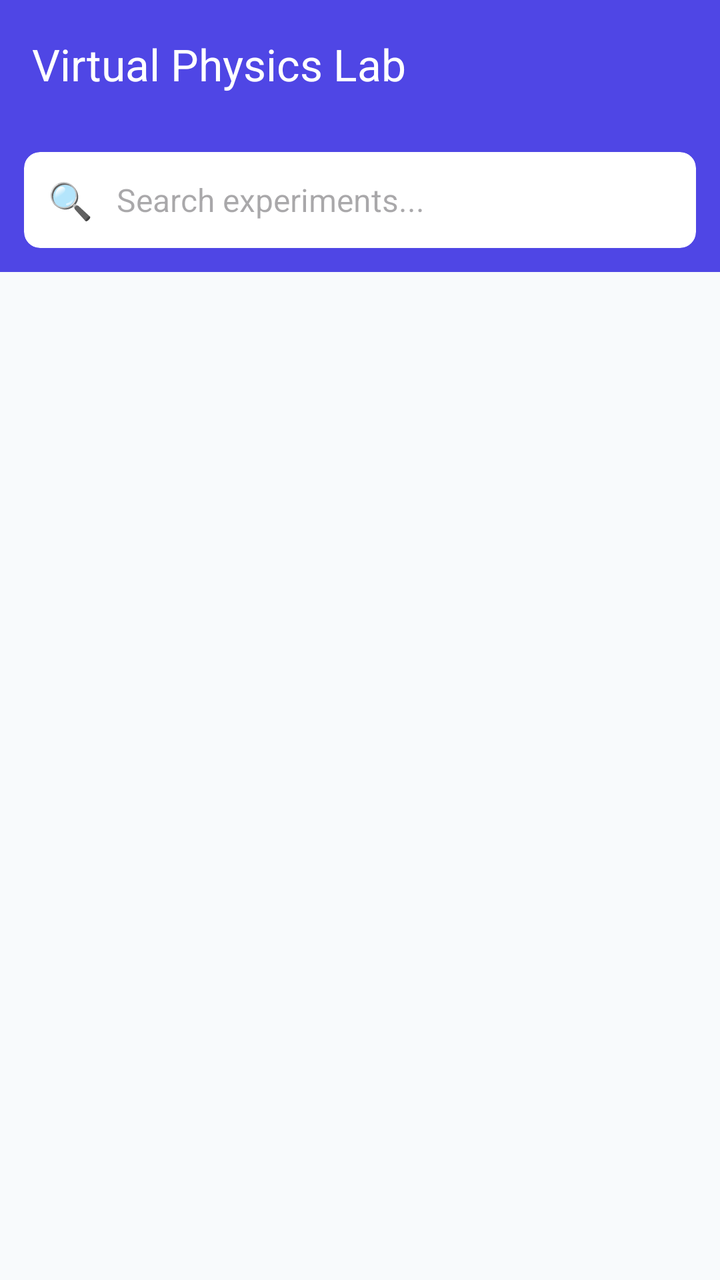
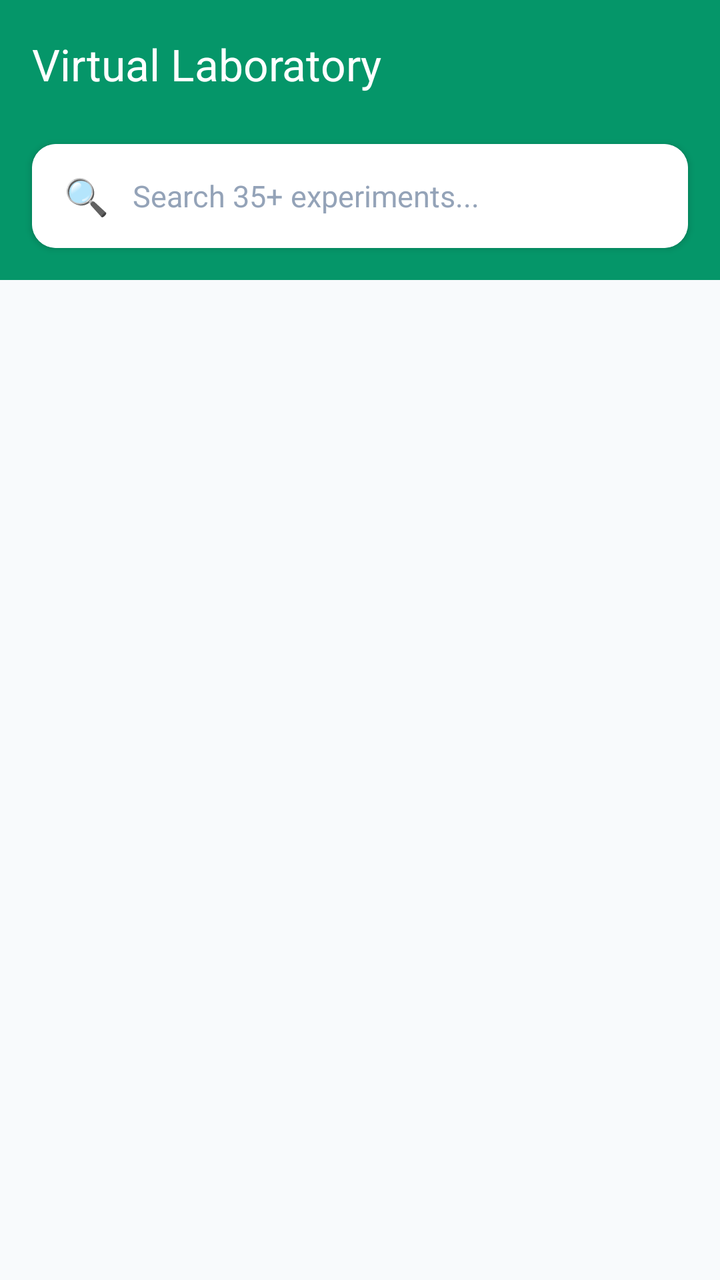

Before-and-after screenshots of an Android layout around one commit, followed by the original layout XML and the change that was made.
<!-- AndroidManifest.xml: application theme Theme.TestApp -->
<!-- res/layout/activity_physics_lab.xml -->
<?xml version="1.0" encoding="utf-8"?>
<androidx.coordinatorlayout.widget.CoordinatorLayout xmlns:android="http://schemas.android.com/apk/res/android"
    xmlns:app="http://schemas.android.com/apk/res-auto"
    android:layout_width="match_parent"
    android:layout_height="match_parent"
    android:background="#F8FAFC">

    <com.google.android.material.appbar.AppBarLayout
        android:layout_width="match_parent"
        android:layout_height="wrap_content"
        android:background="?attr/colorPrimary">
        <androidx.appcompat.widget.Toolbar
            android:id="@+id/toolbar"
            android:layout_width="match_parent"
            android:layout_height="?attr/actionBarSize"
            app:title="Virtual Physics Lab"
            app:titleTextColor="@android:color/white" />

        <com.google.android.material.card.MaterialCardView
            android:layout_width="match_parent"
            android:layout_height="wrap_content"
            android:layout_margin="12dp"
            app:cardCornerRadius="8dp"
            app:cardElevation="0dp"
            app:strokeWidth="0dp">

            <LinearLayout
                android:layout_width="match_parent"
                android:layout_height="wrap_content"
                android:orientation="horizontal"
                android:gravity="center_vertical"
                android:paddingHorizontal="12dp">

                <TextView
                    android:layout_width="wrap_content"
                    android:layout_height="wrap_content"
                    android:text="🔍"
                    android:textSize="18sp" />

                <EditText
                    android:id="@+id/etSearch"
                    android:layout_width="match_parent"
                    android:layout_height="48dp"
                    android:background="@android:color/transparent"
                    android:hint="Search experiments..."
                    android:paddingHorizontal="12dp"
                    android:textSize="16sp"
                    android:inputType="text"
                    android:maxLines="1" />
            </LinearLayout>
        </com.google.android.material.card.MaterialCardView>
    </com.google.android.material.appbar.AppBarLayout>

    <androidx.recyclerview.widget.RecyclerView
        android:id="@+id/rvExperiments"
        android:layout_width="match_parent"
        android:layout_height="match_parent"
        android:padding="8dp"
        android:clipToPadding="false"
        app:layout_behavior="@string/appbar_scrolling_view_behavior" />

</androidx.coordinatorlayout.widget.CoordinatorLayout>
<!-- resources referenced by this layout -->
<resources>
  <style name="Theme.TestApp" parent="Base.Theme.TestApp" />
  <style name="Base.Theme.TestApp" parent="Theme.Material3.DayNight.NoActionBar">
          
          <item name="colorPrimary">@color/blue_600</item>
          <item name="colorOnPrimary">@color/white</item>
          <item name="colorPrimaryContainer">@color/blue_500</item>
          <item name="colorOnPrimaryContainer">@color/white</item>
  
          
          <item name="colorSecondary">@color/slate_700</item>
          <item name="colorOnSecondary">@color/white</item>
          <item name="colorSecondaryContainer">#E0E7FF</item>
          <item name="colorOnSecondaryContainer">@color/blue_600</item>
  
          
          <item name="android:windowBackground">@color/slate_50</item>
          <item name="colorSurface">@color/white</item>
          <item name="colorOnSurface">@color/slate_900</item>
          <item name="colorSurfaceVariant">#F3F4F6</item>
          <item name="colorOnSurfaceVariant">@color/slate_700</item>
          <item name="colorOutline">@color/slate_200</item>
  
          
          <item name="android:textColorPrimary">@color/slate_900</item>
          <item name="android:textColorSecondary">@color/slate_500</item>
  
          
          <item name="android:statusBarColor">@color/white</item>
          <item name="android:windowLightStatusBar">true</item>
  
          
          <item name="itemIconTint">@color/nav_item_colors</item>
          <item name="itemTextColor">@color/nav_item_colors</item>
      </style>
  <color name="blue_600">@color/primary_indigo</color>
  <color name="white">#FFFFFFFF</color>
  <color name="blue_500">#6366F1</color>
  <color name="slate_700">#374151</color>
  <color name="slate_50">@color/background_off_white</color>
  <color name="slate_900">@color/text_primary_dark</color>
  <color name="slate_200">@color/border_light_grey</color>
  <color name="slate_500">@color/text_secondary_grey</color>
  <color name="primary_indigo">#4F46E5</color>
  <color name="background_off_white">#F9FAFB</color>
  <color name="text_primary_dark">#111827</color>
  <color name="border_light_grey">#E5E7EB</color>
  <color name="text_secondary_grey">#6B7280</color>
</resources>

<!-- the commit's change to res/layout/activity_physics_lab.xml (unified diff, before → after) -->
@@ -8,20 +8,24 @@
     <com.google.android.material.appbar.AppBarLayout
         android:layout_width="match_parent"
         android:layout_height="wrap_content"
-        android:background="?attr/colorPrimary">
+        android:background="#059669"
+        android:elevation="4dp">
+
         <androidx.appcompat.widget.Toolbar
             android:id="@+id/toolbar"
             android:layout_width="match_parent"
             android:layout_height="?attr/actionBarSize"
-            app:title="Virtual Physics Lab"
+            app:title="Virtual Laboratory"
             app:titleTextColor="@android:color/white" />
 
         <com.google.android.material.card.MaterialCardView
             android:layout_width="match_parent"
             android:layout_height="wrap_content"
-            android:layout_margin="12dp"
-            app:cardCornerRadius="8dp"
-            app:cardElevation="0dp"
+            android:layout_marginHorizontal="16dp"
+            android:layout_marginTop="8dp"
+            android:layout_marginBottom="16dp"
+            app:cardCornerRadius="12dp"
+            app:cardElevation="2dp"
             app:strokeWidth="0dp">
 
             <LinearLayout
@@ -29,7 +33,8 @@
                 android:layout_height="wrap_content"
                 android:orientation="horizontal"
                 android:gravity="center_vertical"
-                android:paddingHorizontal="12dp">
+                android:paddingHorizontal="16dp"
+                android:background="@android:color/white">
 
                 <TextView
                     android:layout_width="wrap_content"
@@ -40,13 +45,15 @@
                 <EditText
                     android:id="@+id/etSearch"
                     android:layout_width="match_parent"
-                    android:layout_height="48dp"
+                    android:layout_height="52dp"
                     android:background="@android:color/transparent"
-                    android:hint="Search experiments..."
+                    android:hint="Search 35+ experiments..."
                     android:paddingHorizontal="12dp"
-                    android:textSize="16sp"
+                    android:textSize="15sp"
                     android:inputType="text"
-                    android:maxLines="1" />
+                    android:maxLines="1"
+                    android:textColor="#1E293B"
+                    android:textColorHint="#94A3B8" />
             </LinearLayout>
         </com.google.android.material.card.MaterialCardView>
     </com.google.android.material.appbar.AppBarLayout>
@@ -55,7 +62,8 @@
         android:id="@+id/rvExperiments"
         android:layout_width="match_parent"
         android:layout_height="match_parent"
-        android:padding="8dp"
+        android:paddingTop="8dp"
+        android:paddingBottom="16dp"
         android:clipToPadding="false"
         app:layout_behavior="@string/appbar_scrolling_view_behavior" />
 
